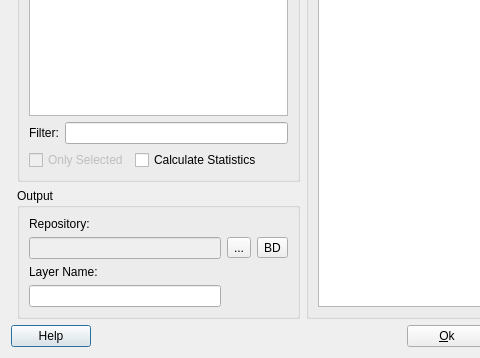
claudiobogossian/terralib5, file src/terralib/vp/qt/ui/AggregationDialogForm.ui: the form before one commit; both pictures show x 0 to 480 and y 199 to 557 of the 584 by 557 pixel window.
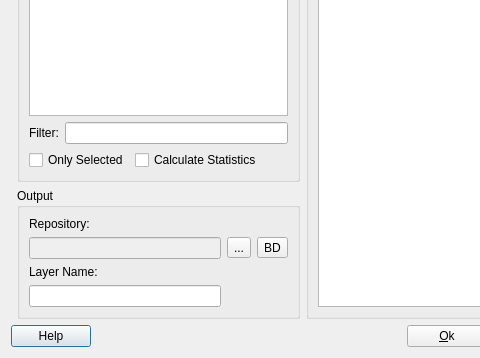
The form after the commit. Custom widgets are drawn as their Qt base class.

The edit to the form file:
```diff
--- a/src/terralib/vp/qt/ui/AggregationDialogForm.ui
+++ b/src/terralib/vp/qt/ui/AggregationDialogForm.ui
@@ -125,7 +125,7 @@
                 <item row="0" column="0">
                  <widget class="QCheckBox" name="m_onlySelectedCheckBox">
                   <property name="enabled">
-                   <bool>false</bool>
+                   <bool>true</bool>
                   </property>
                   <property name="text">
                    <string>Only Selected</string>
```
